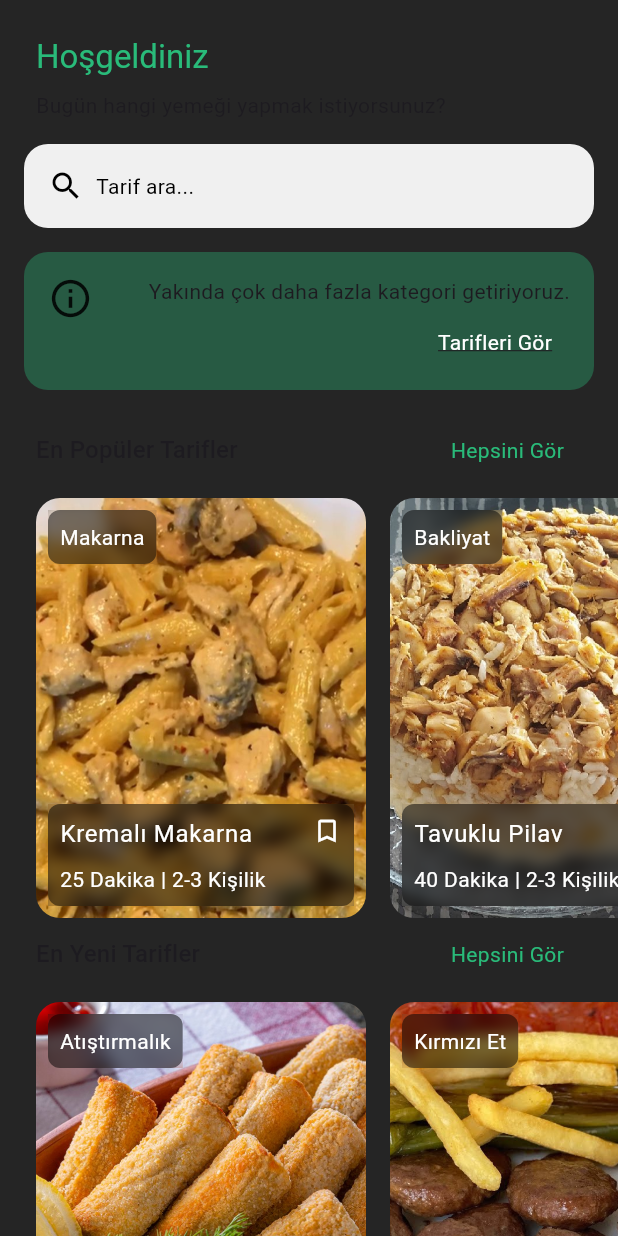
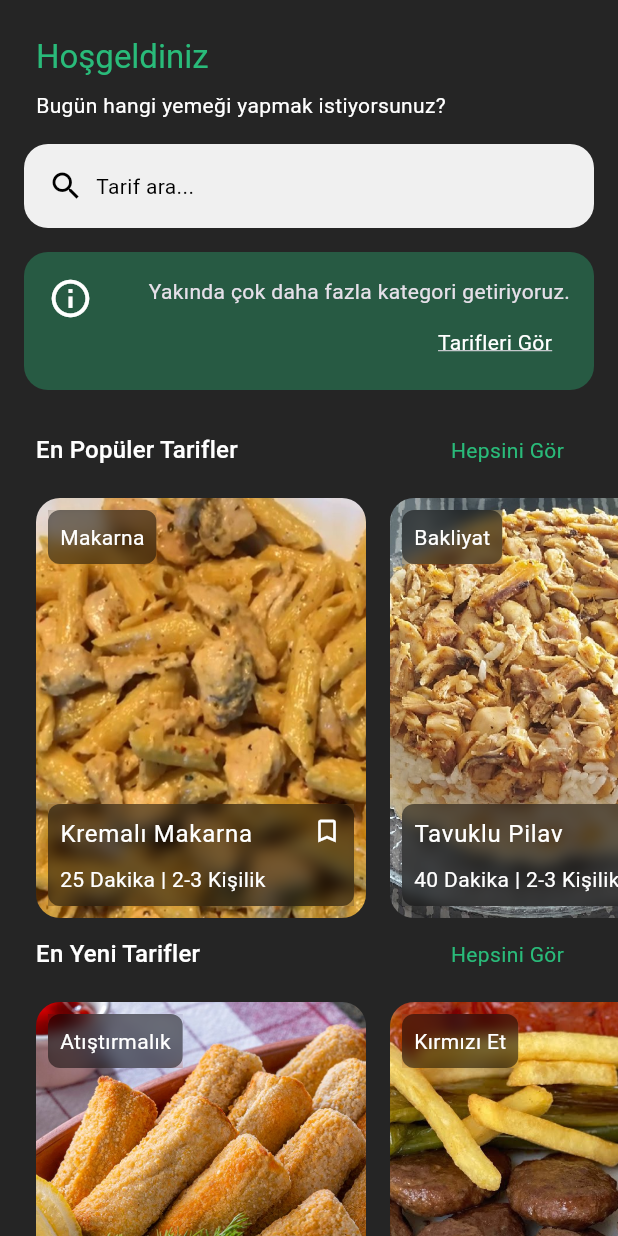
Before and after one commit to arda-copur/Home_Cooking_Recipes, a Flutter app: the HomeView screen opened directly, on a phone screen of 412 x 824 dp. Run offline on Flutter 3.47's test engine with Material 3 defaults, Android fonts, the phone set to English and light mode, and no system bars; our stand-ins replace another_flutter_splash_screen, lottie, pie_chart.

Commit message:
genel updates

```diff
--- a/lib/utility/theme.dart
+++ b/lib/utility/theme.dart
@@ -2,11 +2,11 @@
 import 'package:food_recipe_app/utility/colors.dart';
 
 final ThemeData light = ThemeData(
-  brightness: Brightness.light,
+  brightness: Brightness.dark,
   primaryColor: ProjectColors.black,
   scaffoldBackgroundColor: ProjectColors.backgroundWhite,
   cardColor: ProjectColors.white,
-  appBarTheme: AppBarTheme(backgroundColor: ProjectColors.black)
+  appBarTheme: AppBarTheme(backgroundColor: ProjectColors.backgroundBlack)
  );
 
 final ThemeData dark = ThemeData(
--- a/lib/views/home.dart
+++ b/lib/views/home.dart
@@ -40,7 +40,7 @@ class HomeView extends StatelessWidget {
               padding: const EdgeInsets.symmetric(horizontal: 24),
               child: Text(
                  questionText,
-                style: Theme.of(context).textTheme.bodyMedium,
+                style: Theme.of(context).textTheme.bodyMedium?.copyWith(color: ProjectColors.white),
               ),
             ),
             Container(
@@ -110,7 +110,7 @@ class HomeView extends StatelessWidget {
                 children: [
                   Text(
                     popularText,
-                    style: Theme.of(context).textTheme.titleMedium,
+                    style: Theme.of(context).textTheme.titleMedium?.copyWith(color: ProjectColors.white),
                   ),
                   TextButton(
                     onPressed: () {},
@@ -146,7 +146,7 @@ class HomeView extends StatelessWidget {
                 children: [
                   Text(
                     newestText,
-                    style: Theme.of(context).textTheme.titleMedium,
+                    style: Theme.of(context).textTheme.titleMedium?.copyWith(color: ProjectColors.white),
                   ),
                   TextButton(
                     onPressed: () {},
```
Also changed, not shown: lib/views/detail.dart (+54 -12 lines).
